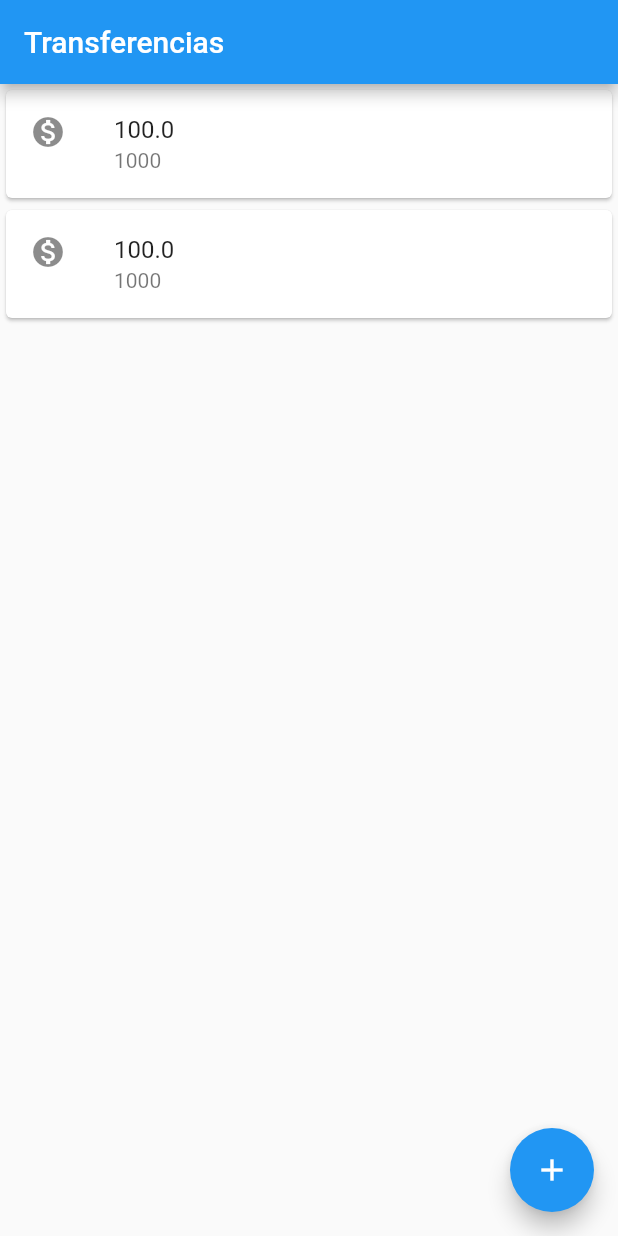
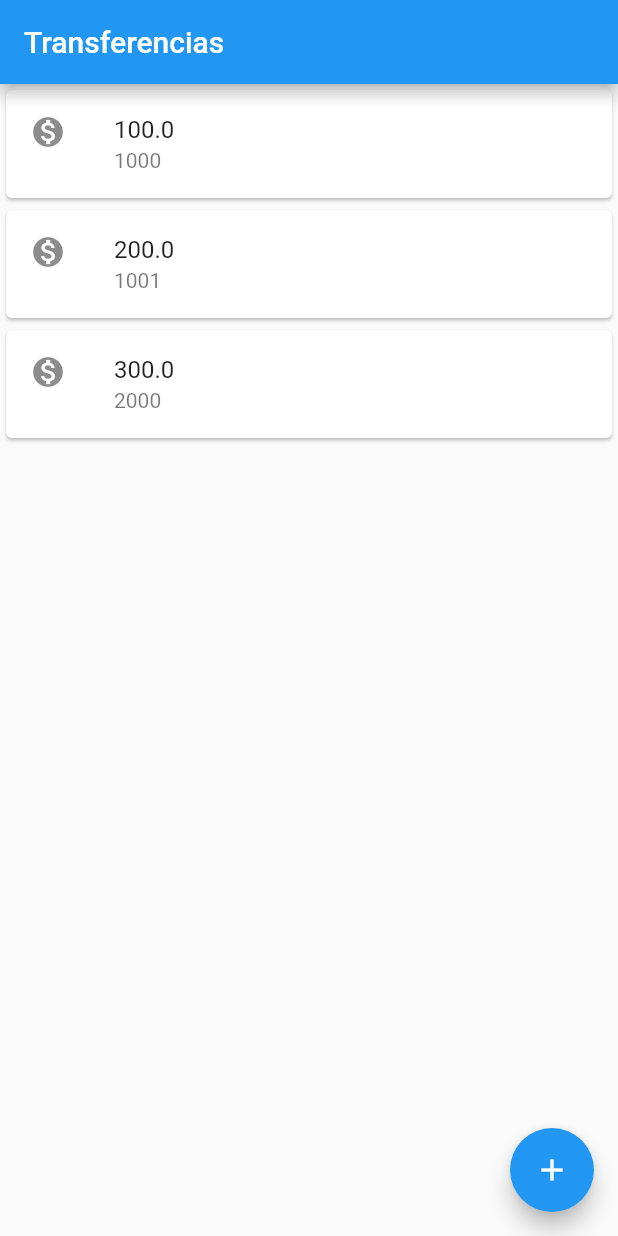
Before and after one commit to CesarAugst/flutter-aplicativoBancario, a Flutter app: the screen it shows after launch, on a phone screen of 412 x 824 dp. Run offline on Flutter 3.47's test engine with Material 2 defaults, Android fonts, the phone set to English and light mode, and no system bars.

Commit message:
2-6_refatorando
Criados novas classes para dar maior significado as transações e evitar trabalhar diretamente com os tipos primitivos

```diff
--- a/lib/main.dart
+++ b/lib/main.dart
@@ -3,24 +3,7 @@ import 'package:flutter/material.dart';
 void main() => runApp(
       MaterialApp(
         home: Scaffold(
-        body: Column(
-          children: [
-            Card(
-              child: ListTile(
-                leading: Icon(Icons.monetization_on),
-                title: Text('100.0'),
-                subtitle: Text('1000'),
-              ),
-            ),
-            Card(
-              child: ListTile(
-                leading: Icon(Icons.monetization_on),
-                title: Text('100.0'),
-                subtitle: Text('1000'),
-              ),
-            ),
-          ],
-        ),
+          body: ListaTransferencias(),
           appBar: AppBar(
             title: Text('Transferencias'),
           ),
@@ -30,3 +13,42 @@ void main() => runApp(
         ),
       ),
     );
+
+class ListaTransferencias extends StatelessWidget {
+  const ListaTransferencias({Key key}) : super(key: key);
+
+  @override
+  Widget build(BuildContext context) {
+    return Column(
+      children: [
+        ItemTranferencia(Transferencia(100.0, 1000)),
+        ItemTranferencia(Transferencia(200.0, 1001)),
+        ItemTranferencia(Transferencia(300.0, 2000)),
+      ],
+    );
+  }
+}
+
+class ItemTranferencia extends StatelessWidget {
+  final Transferencia _transferencia;
+
+  const ItemTranferencia(this._transferencia);
+
+  @override
+  Widget build(BuildContext context) {
+    return Card(
+      child: ListTile(
+        leading: Icon(Icons.monetization_on),
+        title: Text(_transferencia.valor.toString()),
+        subtitle: Text(_transferencia.numeroConta.toString()),
+      ),
+    );
+  }
+}
+
+class Transferencia {
+  final double valor;
+  final int numeroConta;
+
+  Transferencia(this.valor, this.numeroConta);
+}
```
